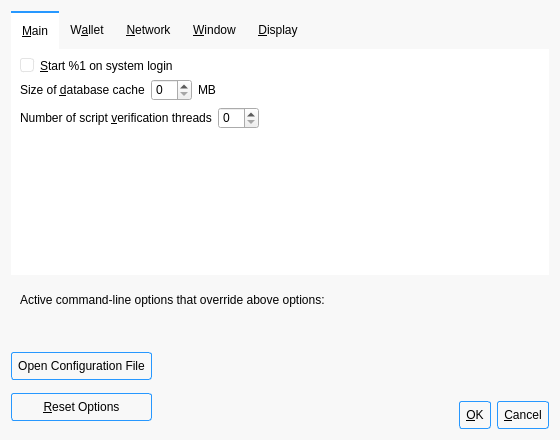
Old version of the form src/qt/forms/optionsdialog.ui in the repository ecoinchain/ecoin.
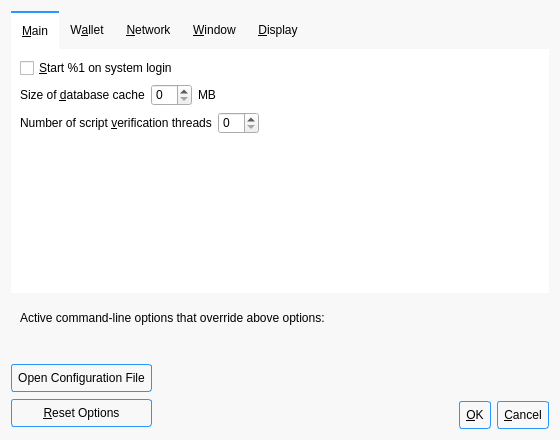
New version of the form. Icons and pictures are not drawn. Custom widgets are drawn as their Qt base class.

```diff
--- a/src/qt/forms/optionsdialog.ui
+++ b/src/qt/forms/optionsdialog.ui
@@ -109,6 +109,7 @@
     selection-background-color: #2798FF;
 }
 
+/*
 QCheckBox::indicator {
 background: #FFFFFF;
 border: 1px solid #E4E4E4;
@@ -119,7 +120,8 @@
 QCheckBox::indicator::checked {
     image: url(:/icons/add) 0 0 0 0 stretch stretch;
 }
-</string>
+
+*/</string>
   </property>
   <property name="modal">
    <bool>true</bool>
```
